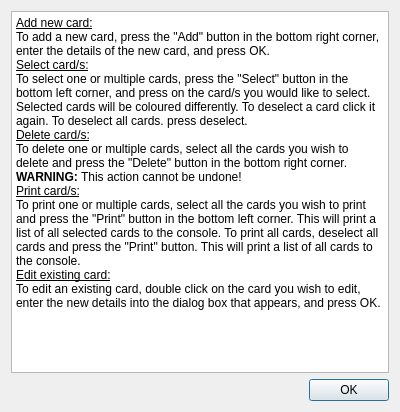
Above: help_dialog.ui from josephsurrey/Monster-Cards before the change. Below: the same form after it.
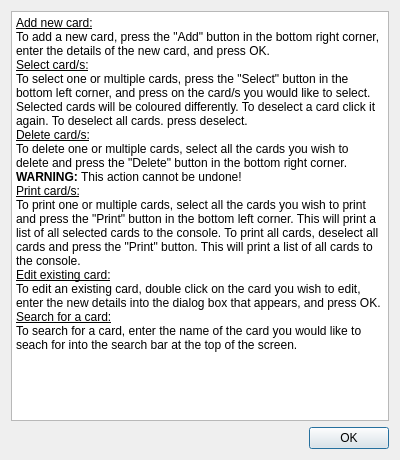
That is the form after the change.

Patch:
```diff
--- a/help_dialog.ui
+++ b/help_dialog.ui
@@ -7,7 +7,7 @@
     <x>0</x>
     <y>0</y>
     <width>400</width>
-    <height>412</height>
+    <height>460</height>
    </rect>
   </property>
   <property name="windowTitle">
@@ -46,7 +46,9 @@
 &lt;p style=&quot; margin-top:0px; margin-bottom:0px; margin-left:0px; margin-right:0px; -qt-block-indent:0; text-indent:0px;&quot;&gt;&lt;span style=&quot; text-decoration: underline;&quot;&gt;Print card/s:&lt;/span&gt;&lt;/p&gt;
 &lt;p style=&quot; margin-top:0px; margin-bottom:0px; margin-left:0px; margin-right:0px; -qt-block-indent:0; text-indent:0px;&quot;&gt;To print one or multiple cards, select all the cards you wish to print and press the &amp;quot;Print&amp;quot; button in the bottom left corner. This will print a list of all selected cards to the console. To print all cards, deselect all cards and press the &amp;quot;Print&amp;quot; button. This will print a list of all cards to the console.&lt;/p&gt;
 &lt;p style=&quot; margin-top:0px; margin-bottom:0px; margin-left:0px; margin-right:0px; -qt-block-indent:0; text-indent:0px;&quot;&gt;&lt;span style=&quot; text-decoration: underline;&quot;&gt;Edit existing card:&lt;/span&gt;&lt;/p&gt;
-&lt;p style=&quot; margin-top:0px; margin-bottom:0px; margin-left:0px; margin-right:0px; -qt-block-indent:0; text-indent:0px;&quot;&gt;To edit an existing card, double click on the card you wish to edit, enter the new details into the dialog box that appears, and press OK.&lt;/p&gt;&lt;/body&gt;&lt;/html&gt;</string>
+&lt;p style=&quot; margin-top:0px; margin-bottom:0px; margin-left:0px; margin-right:0px; -qt-block-indent:0; text-indent:0px;&quot;&gt;To edit an existing card, double click on the card you wish to edit, enter the new details into the dialog box that appears, and press OK.&lt;/p&gt;
+&lt;p style=&quot; margin-top:0px; margin-bottom:0px; margin-left:0px; margin-right:0px; -qt-block-indent:0; text-indent:0px;&quot;&gt;&lt;span style=&quot; text-decoration: underline;&quot;&gt;Search for a card:&lt;/span&gt;&lt;/p&gt;
+&lt;p style=&quot; margin-top:0px; margin-bottom:0px; margin-left:0px; margin-right:0px; -qt-block-indent:0; text-indent:0px;&quot;&gt;To search for a card, enter the name of the card you would like to seach for into the search bar at the top of the screen.&lt;/p&gt;&lt;/body&gt;&lt;/html&gt;</string>
        </property>
       </widget>
      </item>
```
